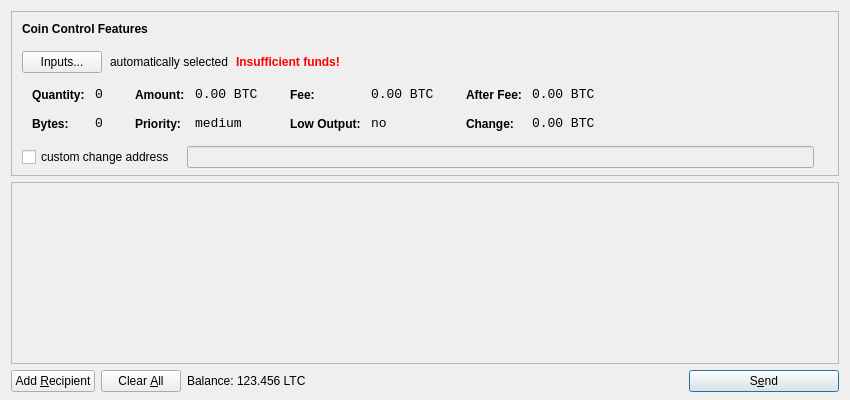
Above: src/qt/forms/sendcoinsdialog.ui from marscoin/marscoin before the change. Below: the same form after it.
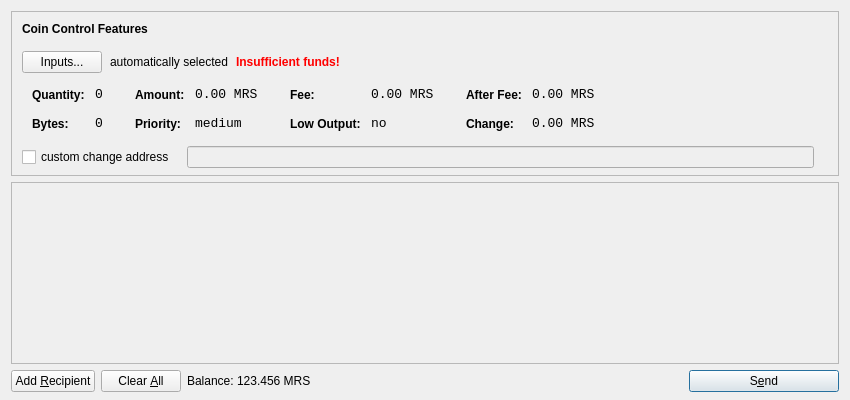
That is the form after the change. Icons and pictures are not drawn.

The edit to the form file:
```diff
--- a/src/qt/forms/sendcoinsdialog.ui
+++ b/src/qt/forms/sendcoinsdialog.ui
@@ -321,7 +321,7 @@
                   <enum>Qt::ActionsContextMenu</enum>
                  </property>
                  <property name="text">
-                  <string notr="true">0.00 BTC</string>
+                  <string notr="true">0.00 MRS</string>
                  </property>
                  <property name="textInteractionFlags">
                   <set>Qt::LinksAccessibleByMouse|Qt::TextSelectableByKeyboard|Qt::TextSelectableByMouse</set>
@@ -407,7 +407,7 @@
                   <enum>Qt::ActionsContextMenu</enum>
                  </property>
                  <property name="text">
-                  <string notr="true">0.00 BTC</string>
+                  <string notr="true">0.00 MRS</string>
                  </property>
                  <property name="textInteractionFlags">
                   <set>Qt::LinksAccessibleByMouse|Qt::TextSelectableByKeyboard|Qt::TextSelectableByMouse</set>
@@ -493,7 +493,7 @@
                   <enum>Qt::ActionsContextMenu</enum>
                  </property>
                  <property name="text">
-                  <string notr="true">0.00 BTC</string>
+                  <string notr="true">0.00 MRS</string>
                  </property>
                  <property name="textInteractionFlags">
                   <set>Qt::LinksAccessibleByMouse|Qt::TextSelectableByKeyboard|Qt::TextSelectableByMouse</set>
@@ -525,7 +525,7 @@
                   <enum>Qt::ActionsContextMenu</enum>
                  </property>
                  <property name="text">
-                  <string notr="true">0.00 BTC</string>
+                  <string notr="true">0.00 MRS</string>
                  </property>
                  <property name="textInteractionFlags">
                   <set>Qt::LinksAccessibleByMouse|Qt::TextSelectableByKeyboard|Qt::TextSelectableByMouse</set>
@@ -720,7 +720,7 @@
           <cursorShape>IBeamCursor</cursorShape>
          </property>
          <property name="text">
-          <string>123.456 LTC</string>
+          <string>123.456 MRS</string>
          </property>
          <property name="textInteractionFlags">
           <set>Qt::LinksAccessibleByMouse|Qt::TextSelectableByKeyboard|Qt::TextSelectableByMouse</set>
```
Left out of the diff: 8 changed lines with no effect on the pictures.
